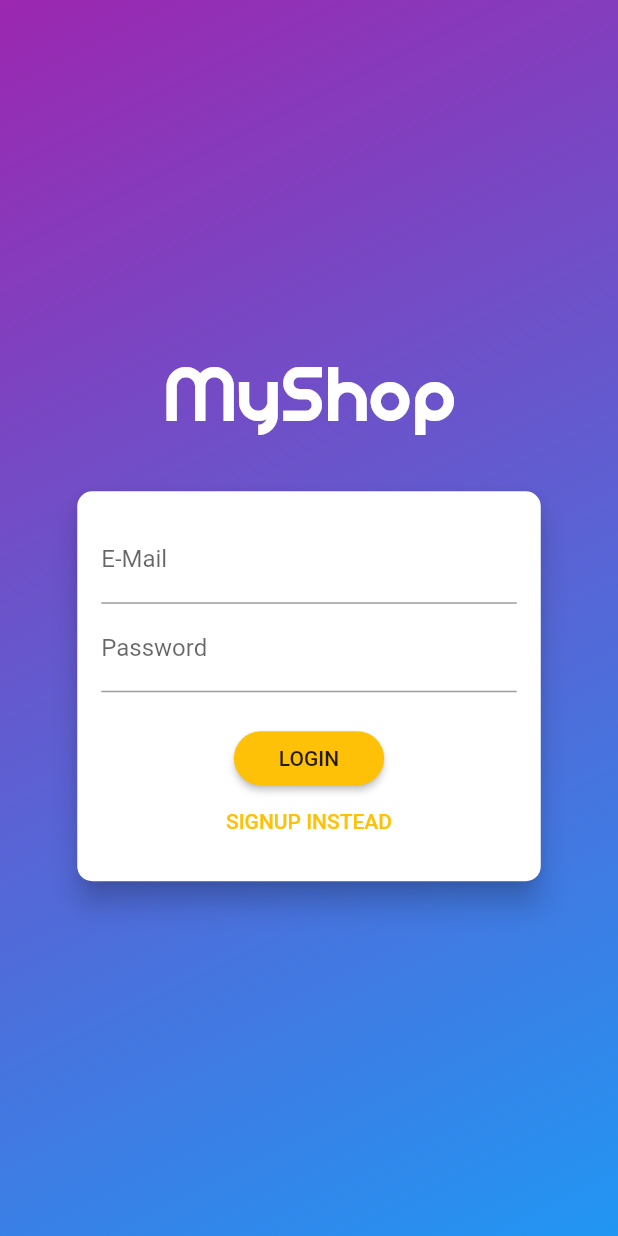
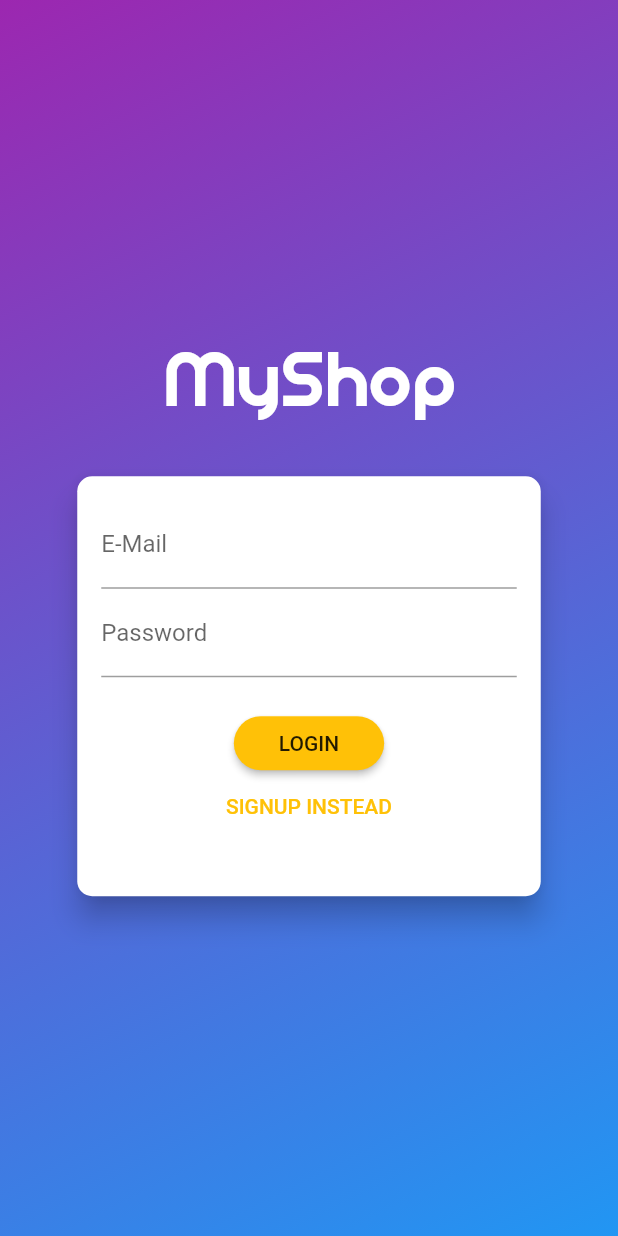
Before and after one commit to zinary/shop-app, a Flutter app: the screen it shows after launch, on a phone screen of 412 x 824 dp. Run offline on Flutter 3.47's test engine with Material 2 defaults, Android fonts, the phone set to English and light mode, and no system bars; our stand-ins replace shared_preferences.

Commit message:
add animated builder

```diff
--- a/lib/screens/auth_screen.dart
+++ b/lib/screens/auth_screen.dart
@@ -91,7 +91,8 @@ class AuthCard extends StatefulWidget {
   _AuthCardState createState() => _AuthCardState();
 }
 
-class _AuthCardState extends State<AuthCard> {
+class _AuthCardState extends State<AuthCard>
+    with SingleTickerProviderStateMixin {
   final GlobalKey<FormState> _formKey = GlobalKey();
   AuthMode _authMode = AuthMode.Login;
   Map<String, String> _authData = {
@@ -100,6 +101,33 @@ class _AuthCardState extends State<AuthCard> {
   };
   var _isLoading = false;
   final _passwordController = TextEditingController();
+
+  AnimationController _controller;
+  Animation<Size> _heightAnimation;
+
+  @override
+  void initState() {
+    // TODO: implement initState
+    super.initState();
+    _controller = AnimationController(
+      vsync: this,
+      duration: Duration(milliseconds: 200),
+    );
+    _heightAnimation = Tween<Size>(
+      begin: Size(double.infinity, 280),
+      end: Size(double.infinity, 340),
+    ).animate(CurvedAnimation(parent: _controller, curve: Curves.linear));
+    // _heightAnimation.addListener(() {
+    //   setState(() {});
+    // });
+  }
+
+  @override
+  void dispose() {
+    // TODO: implement dispose
+    super.dispose();
+    _controller.dispose();
+  }
 
   void _showErrorDialog(String message) {
     showDialog(
@@ -171,10 +199,12 @@ class _AuthCardState extends State<AuthCard> {
       setState(() {
         _authMode = AuthMode.Signup;
       });
+      _controller.forward();
     } else {
       setState(() {
         _authMode = AuthMode.Login;
       });
+      _controller.reverse();
     }
   }
 
@@ -186,14 +216,17 @@ class _AuthCardState extends State<AuthCard> {
         borderRadius: BorderRadius.circular(10.0),
       ),
       elevation: 8.0,
-      child: Container(
-        height: _authMode == AuthMode.Signup ? 320 : 260,
-        constraints:
-            BoxConstraints(minHeight: _authMode == AuthMode.Signup ? 320 : 260),
+      child: AnimatedBuilder(
+        animation: _heightAnimation,
+        builder: (ctx, child) => Container(
+          height: _heightAnimation.value.height,
+          constraints: BoxConstraints(
+            minHeight: _heightAnimation.value.height,
+          ),
           width: deviceSize.width * 0.75,
           padding: EdgeInsets.all(16.0),
-        child: Form(
-          key: _formKey,
+          child: Form(key: _formKey, child: child),
+        ),
         child: SingleChildScrollView(
           child: Column(
             children: <Widget>[
@@ -265,7 +298,6 @@ class _AuthCardState extends State<AuthCard> {
           ),
         ),
       ),
-      ),
     );
   }
 }
```
Lines whose indentation alone changed are shown as unchanged.
